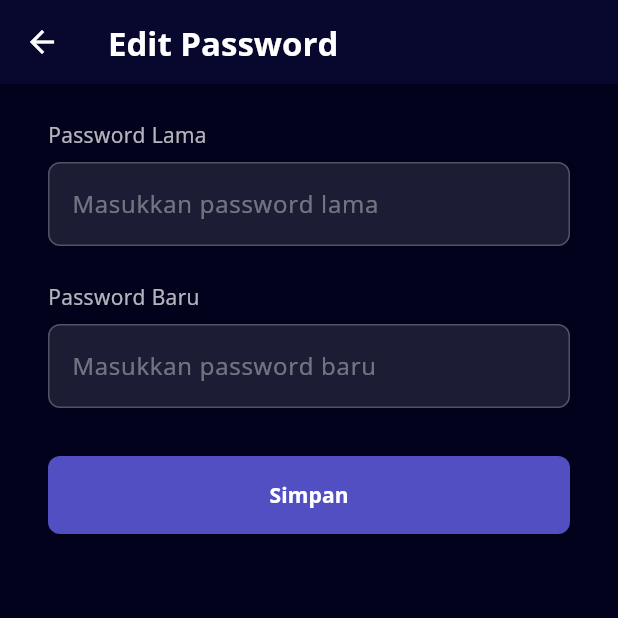
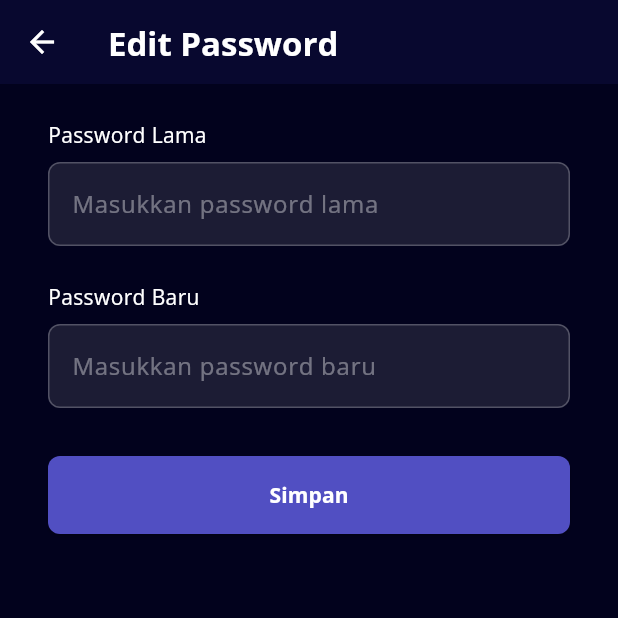
Before and after one commit to TURU-template/TURU-Flutter, a Flutter app: the EditPasswordPage screen opened by its route, on a phone screen of 412 x 824 dp, the top half of it. Run offline on Flutter 3.47's test engine with Material 3 defaults, Android fonts, the phone set to English and light mode, and no system bars; our stand-ins replace audioplayers, bootstrap_icons, fl_chart, flutter_svg, google_fonts, shelf; missing offline and left inert: bcrypt, dotenv, mysql1.

Commit message:
Teks edit jadi putih
revisi soalnya yadi warna abu abu

```diff
--- a/turu_mobile/lib/pages/edit_password.dart
+++ b/turu_mobile/lib/pages/edit_password.dart
@@ -24,7 +24,7 @@ class EditPasswordPage extends StatelessWidget {
           children: [
             const Text(
               'Password Lama',
-              style: TextStyle(color: Colors.white70, fontSize: 14),
+              style: TextStyle(color: Colors.white, fontSize: 14),
             ),
             const SizedBox(height: 8),
             TextField(
@@ -48,7 +48,7 @@ class EditPasswordPage extends StatelessWidget {
             const SizedBox(height: 24),
             const Text(
               'Password Baru',
-              style: TextStyle(color: Colors.white70, fontSize: 14),
+              style: TextStyle(color: Colors.white, fontSize: 14),
             ),
             const SizedBox(height: 8),
             TextField(
--- a/turu_mobile/lib/pages/edit_profil.dart
+++ b/turu_mobile/lib/pages/edit_profil.dart
@@ -24,7 +24,7 @@ class EditProfilPage extends StatelessWidget {
           children: [
             const Text(
               'Nama Lama',
-              style: TextStyle(color: Colors.white70, fontSize: 14),
+              style: TextStyle(color: Colors.white, fontSize: 14),
             ),
             const SizedBox(height: 8),
             TextField(
@@ -48,7 +48,7 @@ class EditProfilPage extends StatelessWidget {
             const SizedBox(height: 24),
             const Text(
               'Nama Baru',
-              style: TextStyle(color: Colors.white70, fontSize: 14),
+              style: TextStyle(color: Colors.white, fontSize: 14),
             ),
             const SizedBox(height: 8),
             TextField(
```
